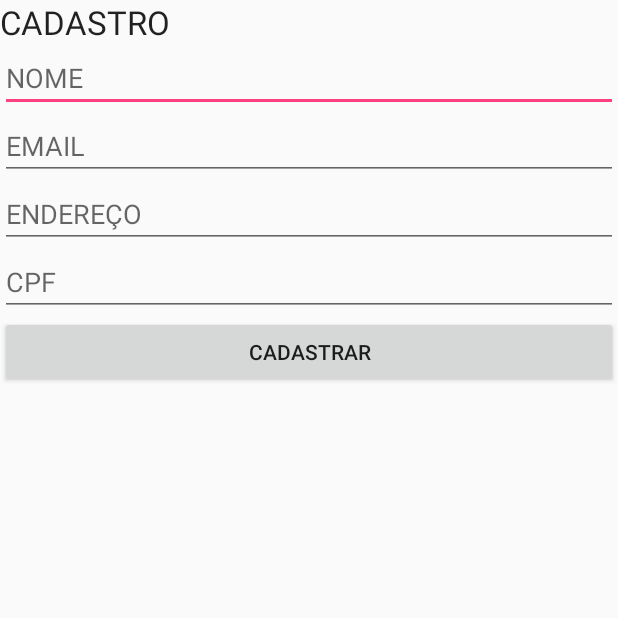
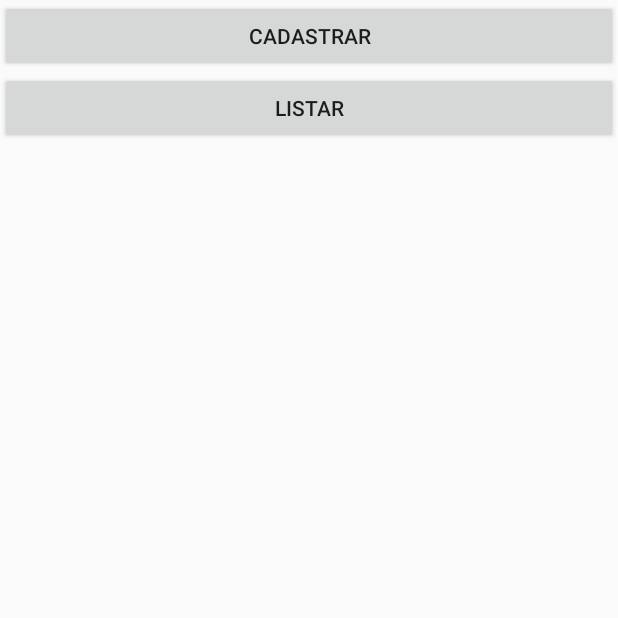
Before and after one commit to caionascimento/RepositoryAndroid, an Android app: the screen it shows after launch (MainActivity), on a phone screen of 412 x 824 dp, the top half of it. Run offline under Robolectric (Android 15) with nearby library versions, the phone set to English and light mode, and no system bars.

Commit message:
AsyncTaskProject
Trabalho para nota final

```diff
--- a/AsyncTaskProject/app/src/main/AndroidManifest.xml
+++ b/AsyncTaskProject/app/src/main/AndroidManifest.xml
@@ -2,7 +2,7 @@
 <manifest xmlns:android="http://schemas.android.com/apk/res/android"
     package="com.example.hp.asynctaskproject">
 
-    <uses-permission android:name="android.permission.INTERNET"/>
+    <uses-permission android:name="android.permission.INTERNET" />
 
     <application
         android:allowBackup="true"
@@ -10,13 +10,15 @@
         android:label="@string/app_name"
         android:supportsRtl="true"
         android:theme="@style/AppTheme">
-        <activity android:name=".MainActivity">
+        <activity android:name=".acticity.MainActivity">
             <intent-filter>
                 <action android:name="android.intent.action.MAIN" />
 
                 <category android:name="android.intent.category.LAUNCHER" />
             </intent-filter>
         </activity>
+        <activity android:name=".acticity.CadastrarActivity" />
+        <activity android:name=".acticity.ListarActivity"></activity>
     </application>
 
 </manifest>
--- /dev/null
+++ b/AsyncTaskProject/app/src/main/java/com/example/hp/asynctaskproject/acticity/MainActivity.java
@@ -0,0 +1,46 @@
+package com.example.hp.asynctaskproject.acticity;
+
+import android.app.Activity;
+import android.content.Intent;
+import android.support.v7.app.AppCompatActivity;
+import android.os.Bundle;
+import android.view.View;
+import android.widget.Button;
+import android.widget.EditText;
+
+import com.example.hp.asynctaskproject.R;
+import com.example.hp.asynctaskproject.asynctask.CadastrarAluno;
+import com.example.hp.asynctaskproject.asynctask.ListarAluno;
+import com.example.hp.asynctaskproject.entidade.Aluno;
+
+public class MainActivity extends Activity implements View.OnClickListener{
+
+    @Override
+    protected void onCreate(Bundle savedInstanceState) {
+        super.onCreate(savedInstanceState);
+        setContentView(R.layout.activity_main);
+
+        //Recupera os botoes
+        Button buttonListar = (Button) findViewById(R.id.listarSplashButton);
+        buttonListar.setOnClickListener(this);
+
+        Button buttonCadastrar = (Button) findViewById(R.id.cadastrarSplashButton);
+        buttonCadastrar.setOnClickListener(this);
+    }
+
+    @Override
+    public void onClick(View view) {
+        //Testa qual o botão que seja clicado e faz a inteção de nova tela
+        int id = view.getId();
+
+        if (id == R.id.listarSplashButton) {
+            Intent intent = new Intent(this, ListarActivity.class);
+            startActivity(intent);
+
+        } else if (id == R.id.cadastrarSplashButton) {
+            Intent intent = new Intent(this, CadastrarActivity.class);
+            startActivity(intent);
+        }
+
+    }
+}
--- a/AsyncTaskProject/app/src/main/java/com/example/hp/asynctaskproject/asynctask/CadastrarAluno.java
+++ b/AsyncTaskProject/app/src/main/java/com/example/hp/asynctaskproject/asynctask/CadastrarAluno.java
@@ -6,6 +6,7 @@ import android.util.Log;
 import com.example.hp.asynctaskproject.entidade.Aluno;
 import com.google.gson.Gson;
 
+import java.io.BufferedInputStream;
 import java.io.DataOutputStream;
 import java.io.IOException;
 import java.net.HttpURLConnection;
@@ -31,7 +32,7 @@ public class CadastrarAluno extends AsyncTask<Aluno, Void, String> {
             Log.i("MainActivity", alunoJson);
 
             // Conectar com o servidor e enviar os dados.
-            URL url = new URL("http://l");
+            URL url = new URL("http://ladoss.info:8773/Convite_SERVICE/convidado/cadastrar");
             HttpURLConnection urlConnection = (HttpURLConnection) url.openConnection();
             urlConnection.setRequestMethod("POST");
             urlConnection.setRequestProperty("Content-Type", "application/json");
--- a/AsyncTaskProject/app/src/main/res/layout/activity_main.xml
+++ b/AsyncTaskProject/app/src/main/res/layout/activity_main.xml
@@ -4,43 +4,17 @@
     android:layout_height="wrap_content"
     android:orientation="vertical">
 
-    <TextView
+    <Button
         android:layout_width="match_parent"
         android:layout_height="wrap_content"
-        android:text="CADASTRO"
-        android:id="@+id/cadastroTextView"
-        android:layout_gravity="center_vertical"
-        android:textAppearance="?android:attr/textAppearanceLarge"/>
-
-    <EditText
-        android:layout_width="match_parent"
-        android:layout_height="wrap_content"
-        android:id="@+id/nomeEditText"
-        android:hint="NOME"/>
-
-    <EditText
-        android:layout_width="match_parent"
-        android:layout_height="wrap_content"
-        android:id="@+id/emailEditText"
-        android:hint="EMAIL"/>
-
-    <EditText
-        android:layout_width="match_parent"
-        android:layout_height="wrap_content"
-        android:id="@+id/enderecoEditText"
-        android:hint="ENDEREÇO"/>
-
-    <EditText
-        android:layout_width="match_parent"
-        android:layout_height="wrap_content"
-        android:id="@+id/cpfEditText"
-        android:hint="CPF"/>
+        android:text="Cadastrar"
+        android:id="@+id/cadastrarSplashButton"/>
 
     <Button
         android:layout_width="match_parent"
         android:layout_height="wrap_content"
-        android:text="Cadastrar"
-        android:id="@+id/cadastrarButton"/>
+        android:text="Listar"
+        android:id="@+id/listarSplashButton"/>
 
 
 </LinearLayout>
```
Also changed, not shown: AsyncTaskProject/app/src/main/java/com/example/hp/asynctaskproject/acticity/CadastrarActivity.java (added, +51 -0 lines), AsyncTaskProject/app/src/main/java/com/example/hp/asynctaskproject/acticity/ListarActivity.java (added, +31 -0 lines), AsyncTaskProject/app/src/main/java/com/example/hp/asynctaskproject/asynctask/ListarAluno.java (added, +109 -0 lines), AsyncTaskProject/app/src/main/res/layout/activity_cadastrar.xml (added, +46 -0 lines), AsyncTaskProject/app/src/main/res/layout/activity_listar.xml (added, +22 -0 lines).
